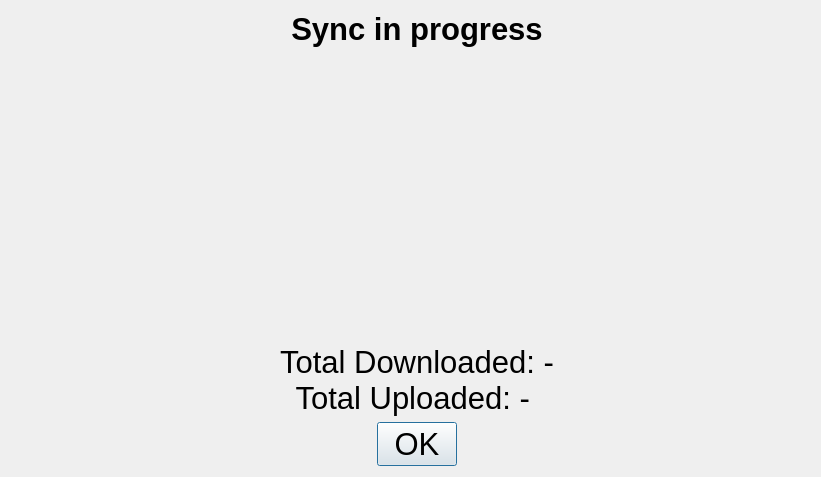
Qt form src/plugin/syncing/ui_sync.ui (NathanW2/qmap) before a commit.
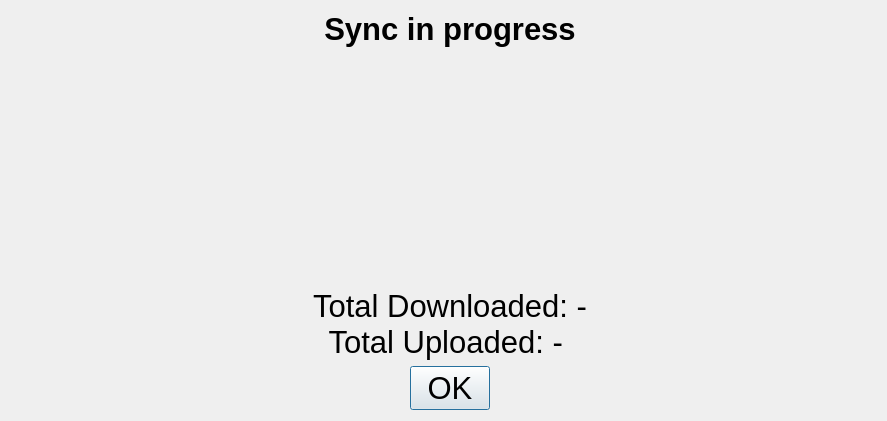
The same form after that commit. Icons and pictures are not drawn.

Commit message: Fix size of syncing widget

```diff
--- a/src/plugin/syncing/ui_sync.ui
+++ b/src/plugin/syncing/ui_sync.ui
@@ -6,12 +6,12 @@
    <rect>
     <x>0</x>
     <y>0</y>
-    <width>821</width>
-    <height>477</height>
+    <width>887</width>
+    <height>421</height>
    </rect>
   </property>
   <property name="sizePolicy">
-   <sizepolicy hsizetype="Fixed" vsizetype="Fixed">
+   <sizepolicy hsizetype="Preferred" vsizetype="Preferred">
     <horstretch>0</horstretch>
     <verstretch>0</verstretch>
    </sizepolicy>
@@ -100,6 +100,12 @@
    </item>
    <item row="0" column="0" rowspan="4">
     <widget class="QLabel" name="label">
+     <property name="sizePolicy">
+      <sizepolicy hsizetype="Fixed" vsizetype="Fixed">
+       <horstretch>0</horstretch>
+       <verstretch>0</verstretch>
+      </sizepolicy>
+     </property>
      <property name="maximumSize">
       <size>
        <width>200</width>
```
Left out of the diff: 96 changed lines with no effect on the pictures.
